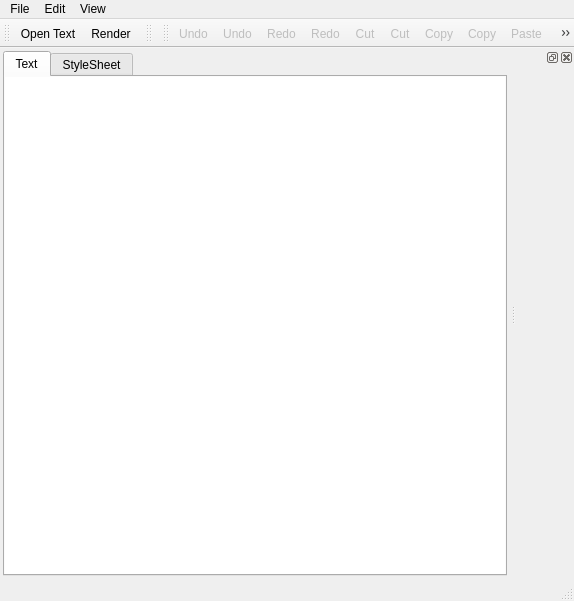
The window that gui/main.ui (rafaelmartins/rst2pdf) describes before a commit, drawn with Qt 5.
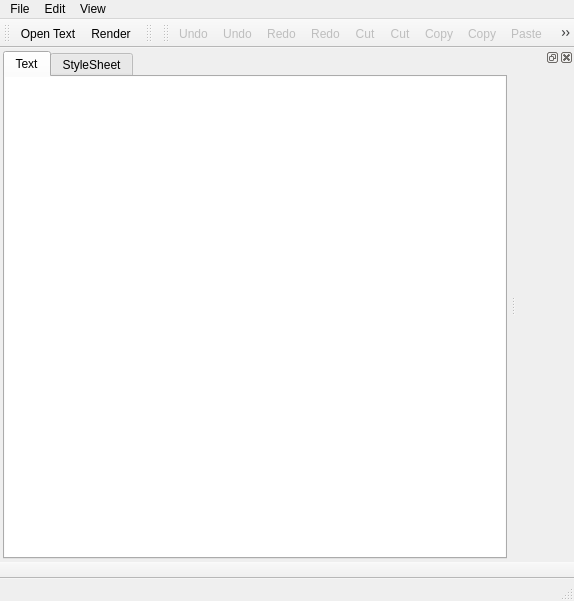
The same window after the commit. Icons and pictures are not drawn. Custom widgets are drawn as their Qt base class.

Commit message:
Firefox-style in-window search widget, copied from uRSSus: http://urssus.googlecode.com
No backend yet, just UI.

What changed in the file:
```diff
--- a/gui/main.ui
+++ b/gui/main.ui
@@ -206,6 +206,26 @@
    <addaction name="actionPaste1"/>
    <addaction name="actionPaste2"/>
   </widget>
+  <widget class="QToolBar" name="searchbar">
+   <property name="windowTitle">
+    <string>toolBar_2</string>
+   </property>
+   <property name="movable">
+    <bool>false</bool>
+   </property>
+   <property name="allowedAreas">
+    <set>Qt::BottomToolBarArea</set>
+   </property>
+   <property name="floatable">
+    <bool>false</bool>
+   </property>
+   <attribute name="toolBarArea">
+    <enum>BottomToolBarArea</enum>
+   </attribute>
+   <attribute name="toolBarBreak">
+    <bool>false</bool>
+   </attribute>
+  </widget>
   <action name="actionLoad_Text">
    <property name="icon">
     <iconset resource="icons.qrc">
```
The commit also changes 7 other files.
